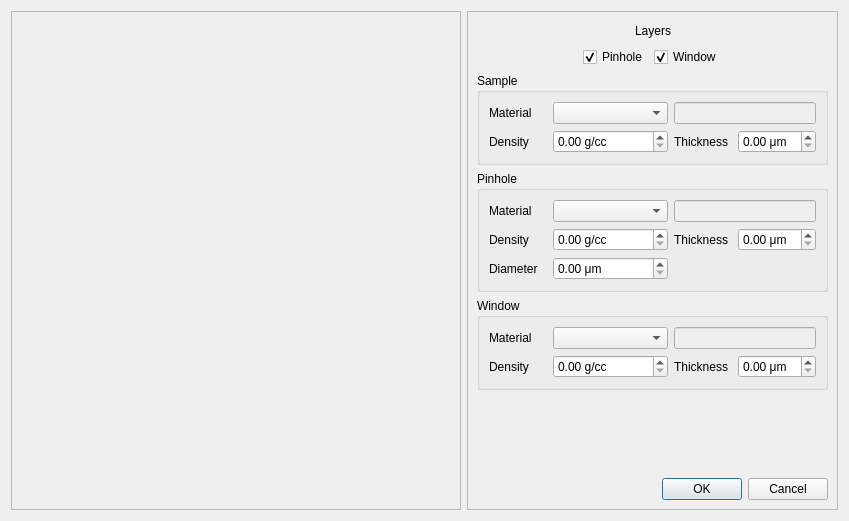
Old version of the form hexrdgui/resources/ui/physics_package_manager_dialog.ui in the repository bnmajor/hexrdgui.
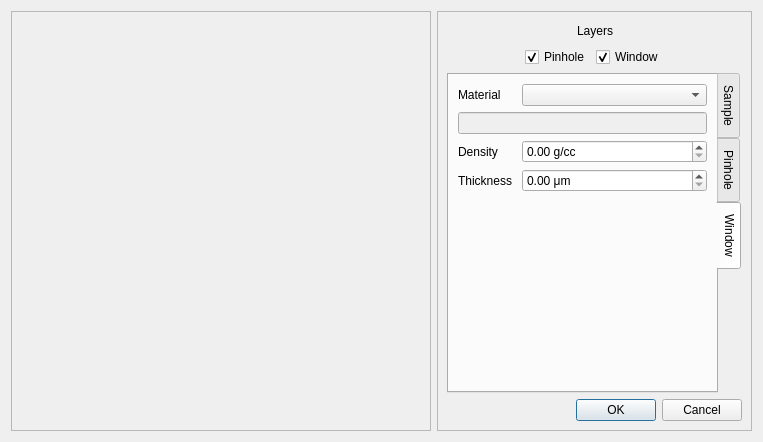
New version of the form. The open tabs and pages were chosen to show the change. Custom widgets are drawn as their Qt base class.

Commit message: Move forms into tab widget

```diff
--- a/hexrdgui/resources/ui/physics_package_manager_dialog.ui
+++ b/hexrdgui/resources/ui/physics_package_manager_dialog.ui
@@ -6,8 +6,8 @@
    <rect>
     <x>0</x>
     <y>0</y>
-    <width>849</width>
-    <height>521</height>
+    <width>759</width>
+    <height>438</height>
    </rect>
   </property>
   <property name="sizePolicy">
@@ -30,8 +30,8 @@
      </property>
      <property name="minimumSize">
       <size>
-       <width>450</width>
-       <height>461</height>
+       <width>420</width>
+       <height>420</height>
       </size>
      </property>
      <property name="frameShape">
@@ -57,8 +57,8 @@
      </property>
      <property name="minimumSize">
       <size>
-       <width>348</width>
-       <height>461</height>
+       <width>315</width>
+       <height>420</height>
       </size>
      </property>
      <property name="frameShape">
@@ -105,6 +105,13 @@
         </item>
        </layout>
       </item>
+      <item row="3" column="0">
+       <widget class="QDialogButtonBox" name="button_box">
+        <property name="standardButtons">
+         <set>QDialogButtonBox::Cancel|QDialogButtonBox::Ok</set>
+        </property>
+       </widget>
+      </item>
       <item row="1" column="0">
        <layout class="QHBoxLayout" name="horizontal_layout_2">
         <item>
@@ -155,123 +162,27 @@
         </item>
        </layout>
       </item>
-      <item row="5" column="0">
-       <spacer name="vertical_Spacer">
-        <property name="orientation">
-         <enum>Qt::Vertical</enum>
-        </property>
-        <property name="sizeHint" stdset="0">
-         <size>
-          <width>20</width>
-          <height>40</height>
-         </size>
-        </property>
-       </spacer>
-      </item>
-      <item row="6" column="0">
-       <widget class="QDialogButtonBox" name="button_box">
-        <property name="standardButtons">
-         <set>QDialogButtonBox::Cancel|QDialogButtonBox::Ok</set>
-        </property>
-       </widget>
-      </item>
-      <item row="4" column="0">
-       <widget class="QGroupBox" name="window_group_box">
-        <property name="enabled">
-         <bool>true</bool>
-        </property>
-        <property name="title">
-         <string>Window</string>
-        </property>
-        <layout class="QGridLayout" name="gridLayout_3">
-         <item row="1" column="4">
-          <widget class="ScientificDoubleSpinBox" name="window_thickness">
-           <property name="suffix">
-            <string> μm</string>
-           </property>
-           <property name="singleStep">
-            <double>0.100000000000000</double>
-           </property>
-          </widget>
-         </item>
-         <item row="0" column="0">
-          <widget class="QLabel" name="window_material_label">
-           <property name="text">
-            <string>Material</string>
-           </property>
-          </widget>
-         </item>
-         <item row="1" column="0">
-          <widget class="QLabel" name="window_density_label">
-           <property name="text">
-            <string>Density</string>
-           </property>
-          </widget>
-         </item>
-         <item row="0" column="3" colspan="2">
-          <widget class="QLineEdit" name="window_material_input">
-           <property name="enabled">
-            <bool>false</bool>
-           </property>
-          </widget>
-         </item>
-         <item row="1" column="3">
-          <widget class="QLabel" name="window_thickness_label">
-           <property name="text">
-            <string>Thickness</string>
-           </property>
-          </widget>
-         </item>
-         <item row="0" column="1" colspan="2">
-          <widget class="QComboBox" name="window_material"/>
-         </item>
-         <item row="1" column="1" colspan="2">
-          <widget class="ScientificDoubleSpinBox" name="window_density">
-           <property name="enabled">
-            <bool>true</bool>
-           </property>
-           <property name="suffix">
-            <string> g/cc</string>
-           </property>
-          </widget>
-         </item>
-        </layout>
-       </widget>
-      </item>
       <item row="2" column="0">
-       <widget class="QGroupBox" name="sample_group_box">
-        <property name="title">
+       <widget class="QTabWidget" name="tab_widget">
+        <property name="tabPosition">
+         <enum>QTabWidget::East</enum>
+        </property>
+        <property name="currentIndex">
+         <number>0</number>
+        </property>
+        <widget class="QWidget" name="sample_tab" native="true">
+         <attribute name="title">
          <string>Sample</string>
-        </property>
+         </attribute>
         <layout class="QGridLayout" name="gridLayout">
-         <item row="0" column="0">
-          <widget class="QLabel" name="sample_material_label">
-           <property name="text">
-            <string>Material</string>
-           </property>
-          </widget>
-         </item>
-         <item row="0" column="1" colspan="2">
-          <widget class="QComboBox" name="sample_material"/>
-         </item>
-         <item row="1" column="0">
+          <item row="3" column="0">
           <widget class="QLabel" name="sample_density_label">
            <property name="text">
             <string>Density</string>
            </property>
           </widget>
          </item>
-         <item row="1" column="1" colspan="2">
-          <widget class="ScientificDoubleSpinBox" name="sample_density">
-           <property name="enabled">
-            <bool>true</bool>
-           </property>
-           <property name="suffix">
-            <string> g/cc</string>
-           </property>
-          </widget>
-         </item>
-         <item row="1" column="5">
+          <item row="4" column="1" colspan="5">
           <widget class="ScientificDoubleSpinBox" name="sample_thickness">
            <property name="suffix">
             <string> μm</string>
@@ -281,32 +192,67 @@
            </property>
           </widget>
          </item>
-         <item row="1" column="4">
-          <widget class="QLabel" name="sample_thickness_label">
-           <property name="text">
-            <string>Thickness</string>
-           </property>
-          </widget>
-         </item>
-         <item row="0" column="4" colspan="2">
+          <item row="2" column="0" colspan="6">
           <widget class="QLineEdit" name="sample_material_input">
            <property name="enabled">
             <bool>false</bool>
            </property>
           </widget>
          </item>
-        </layout>
-       </widget>
-      </item>
-      <item row="3" column="0">
-       <widget class="QGroupBox" name="pinhole_group_box">
+          <item row="3" column="1" colspan="5">
+           <widget class="ScientificDoubleSpinBox" name="sample_density">
         <property name="enabled">
          <bool>true</bool>
         </property>
-        <property name="title">
+            <property name="suffix">
+             <string> g/cc</string>
+            </property>
+           </widget>
+          </item>
+          <item row="4" column="0">
+           <widget class="QLabel" name="sample_thickness_label">
+            <property name="text">
+             <string>Thickness</string>
+            </property>
+           </widget>
+          </item>
+          <item row="0" column="0">
+           <widget class="QLabel" name="sample_material_label">
+            <property name="text">
+             <string>Material</string>
+            </property>
+           </widget>
+          </item>
+          <item row="0" column="1" colspan="5">
+           <widget class="QComboBox" name="sample_material"/>
+          </item>
+          <item row="5" column="0">
+           <spacer name="sample_vertical_spacer">
+            <property name="orientation">
+             <enum>Qt::Vertical</enum>
+            </property>
+            <property name="sizeHint" stdset="0">
+             <size>
+              <width>20</width>
+              <height>40</height>
+             </size>
+            </property>
+           </spacer>
+          </item>
+         </layout>
+        </widget>
+        <widget class="QWidget" name="pinhole_tab">
+         <attribute name="title">
          <string>Pinhole</string>
-        </property>
-        <layout class="QGridLayout" name="gridLayout_2">
+         </attribute>
+         <layout class="QGridLayout" name="gridLayout_6">
+          <item row="2" column="0">
+           <widget class="QLabel" name="pinhole_density_label">
+            <property name="text">
+             <string>Density</string>
+            </property>
+           </widget>
+          </item>
          <item row="0" column="0">
           <widget class="QLabel" name="pinhole_material_label">
            <property name="text">
@@ -314,31 +260,17 @@
            </property>
           </widget>
          </item>
-         <item row="0" column="1" colspan="2">
+          <item row="3" column="0">
+           <widget class="QLabel" name="pinhole_thickness_label">
+            <property name="text">
+             <string>Thickness</string>
+            </property>
+           </widget>
+          </item>
+          <item row="0" column="1" colspan="3">
           <widget class="QComboBox" name="pinhole_material"/>
          </item>
-         <item row="1" column="0">
-          <widget class="QLabel" name="pinhole_density_label">
-           <property name="text">
-            <string>Density</string>
-           </property>
-          </widget>
-         </item>
-         <item row="2" column="0">
-          <widget class="QLabel" name="pinhole_diameter_label">
-           <property name="text">
-            <string>Diameter</string>
-           </property>
-          </widget>
-         </item>
-         <item row="2" column="1" colspan="2">
-          <widget class="ScientificDoubleSpinBox" name="pinhole_diameter">
-           <property name="suffix">
-            <string> μm</string>
-           </property>
-          </widget>
-         </item>
-         <item row="1" column="1" colspan="2">
+          <item row="2" column="1" colspan="3">
           <widget class="ScientificDoubleSpinBox" name="pinhole_density">
            <property name="enabled">
             <bool>true</bool>
@@ -348,7 +280,14 @@
            </property>
           </widget>
          </item>
-         <item row="1" column="5">
+          <item row="4" column="1" colspan="3">
+           <widget class="ScientificDoubleSpinBox" name="pinhole_diameter">
+            <property name="suffix">
+             <string> μm</string>
+            </property>
+           </widget>
+          </item>
+          <item row="3" column="1" colspan="3">
           <widget class="ScientificDoubleSpinBox" name="pinhole_thickness">
            <property name="suffix">
             <string> μm</string>
@@ -358,21 +297,106 @@
            </property>
           </widget>
          </item>
-         <item row="0" column="4" colspan="2">
+          <item row="1" column="0" colspan="4">
           <widget class="QLineEdit" name="pinhole_material_input">
            <property name="enabled">
             <bool>false</bool>
            </property>
           </widget>
          </item>
-         <item row="1" column="4">
-          <widget class="QLabel" name="pinhole_thickness_label">
+          <item row="4" column="0">
+           <widget class="QLabel" name="pinhole_diameter_label">
+            <property name="text">
+             <string>Diameter</string>
+            </property>
+           </widget>
+          </item>
+          <item row="5" column="0">
+           <spacer name="pinhole_vertical_spacer">
+            <property name="orientation">
+             <enum>Qt::Vertical</enum>
+            </property>
+            <property name="sizeHint" stdset="0">
+             <size>
+              <width>20</width>
+              <height>40</height>
+             </size>
+            </property>
+           </spacer>
+          </item>
+         </layout>
+        </widget>
+        <widget class="QWidget" name="window_tab">
+         <attribute name="title">
+          <string>Window</string>
+         </attribute>
+         <layout class="QGridLayout" name="gridLayout_2">
+          <item row="3" column="1" colspan="3">
+           <widget class="ScientificDoubleSpinBox" name="window_thickness">
+            <property name="suffix">
+             <string> μm</string>
+            </property>
+            <property name="singleStep">
+             <double>0.100000000000000</double>
+            </property>
+           </widget>
+          </item>
+          <item row="0" column="0">
+           <widget class="QLabel" name="window_material_label">
+            <property name="text">
+             <string>Material</string>
+            </property>
+           </widget>
+          </item>
+          <item row="0" column="1" colspan="3">
+           <widget class="QComboBox" name="window_material"/>
+          </item>
+          <item row="2" column="0">
+           <widget class="QLabel" name="window_density_label">
+            <property name="text">
+             <string>Density</string>
+            </property>
+           </widget>
+          </item>
+          <item row="3" column="0">
+           <widget class="QLabel" name="window_thickness_label">
            <property name="text">
             <string>Thickness</string>
            </property>
           </widget>
          </item>
-        </layout>
+          <item row="2" column="1" colspan="3">
+           <widget class="ScientificDoubleSpinBox" name="window_density">
+            <property name="enabled">
+             <bool>true</bool>
+            </property>
+            <property name="suffix">
+             <string> g/cc</string>
+            </property>
+           </widget>
+          </item>
+          <item row="1" column="0" colspan="4">
+           <widget class="QLineEdit" name="window_material_input">
+            <property name="enabled">
+             <bool>false</bool>
+            </property>
+           </widget>
+          </item>
+          <item row="4" column="0">
+           <spacer name="window_vertical_spacer">
+            <property name="orientation">
+             <enum>Qt::Vertical</enum>
+            </property>
+            <property name="sizeHint" stdset="0">
+             <size>
+              <width>20</width>
+              <height>40</height>
+             </size>
+            </property>
+           </spacer>
+          </item>
+         </layout>
+        </widget>
        </widget>
       </item>
      </layout>
```
Left out of the diff: 18 changed lines with no effect on the pictures. Lines whose indentation alone changed are shown as unchanged. The commit also changes 1 other file.
